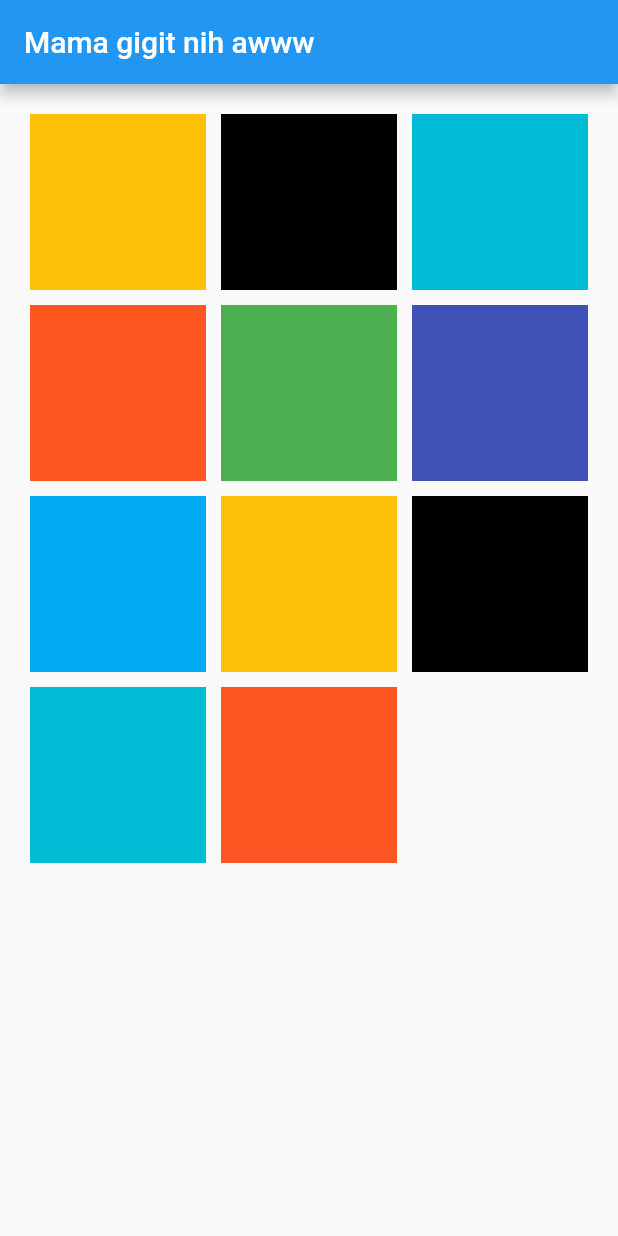
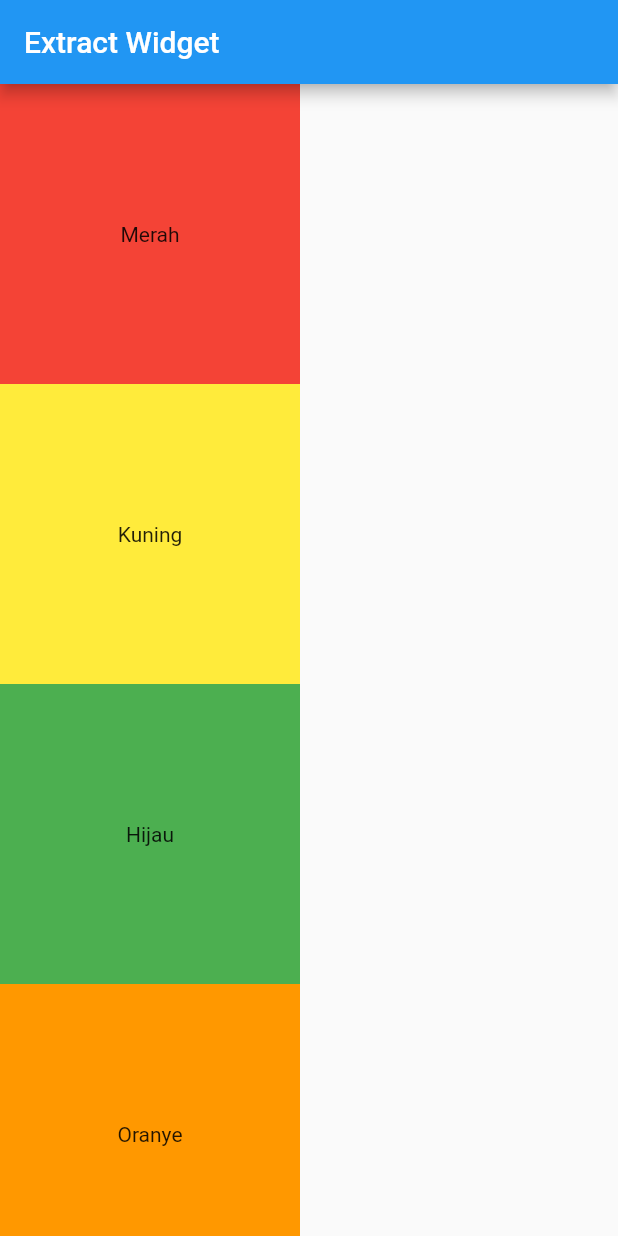
Before and after one commit to Dedenugroho16/belajar_flutter, a Flutter app: the screen it shows after launch, on a phone screen of 412 x 824 dp. Run offline on Flutter 3.47's test engine with Material 2 defaults, Android fonts, the phone set to English and light mode, and no system bars.

Commit message:
Extract Widget

```diff
--- a/lib/main.dart
+++ b/lib/main.dart
@@ -1,4 +1,5 @@
 import 'package:flutter/material.dart';
+import 'widgets/kotak_warna.dart';
 
 void main() {
   runApp(MyApp());
@@ -11,53 +12,18 @@ class MyApp extends StatelessWidget {
   Widget build(BuildContext context) {
     return MaterialApp(
       home: Scaffold(
-        appBar: AppBar(
-          title: Text("Mama gigit nih awww"),
+        appBar: AppBar(title: Text("Extract Widget"),),
+        body: SingleChildScrollView(
+          scrollDirection: Axis.vertical,
+          child: Column(
+            children: [
+              KotakWarna(text: "Merah", warna: Colors.red),
+              KotakWarna(text: "Kuning", warna: Colors.yellow),
+              KotakWarna(text: "Hijau", warna: Colors.green),
+              KotakWarna(text: "Oranye", warna: Colors.orange,),
+            ],
+          ),
         ),
-
-        body: GridView(
-          padding: EdgeInsets.all(20),
-          gridDelegate: SliverGridDelegateWithFixedCrossAxisCount(
-            crossAxisCount: 3,
-            crossAxisSpacing: 10,
-            mainAxisSpacing: 10,
-          ),
-          children: [
-            Container(
-              color: Colors.amber,
-            ),
-            Container(
-              color: Colors.black,
-            ),
-            Container(
-              color: Colors.cyan,
-            ),
-            Container(
-              color: Colors.deepOrange,
-            ),
-            Container(
-              color: Colors.green,
-            ),
-            Container(
-              color: Colors.indigo,
-            ),
-            Container(
-              color: Colors.lightBlue,
-            ),
-            Container(
-              color: Colors.amber,
-            ),
-            Container(
-              color: Colors.black,
-            ),
-            Container(
-              color: Colors.cyan,
-            ),
-            Container(
-              color: Colors.deepOrange,
-            ),
-          ],
-        )
       ),
     );
   }
--- /dev/null
+++ b/lib/widgets/kotak_warna.dart
@@ -0,0 +1,22 @@
+import 'package:flutter/material.dart';
+// extract widget / reusable widget
+class KotakWarna extends StatelessWidget {
+  const KotakWarna({
+    super.key,
+    required this.text,
+    required this.warna,
+  });
+
+  final String text;
+  final Color warna;
+
+  @override
+  Widget build(BuildContext context) {
+    return Container(
+      width: 200,
+      height: 200,
+      color: warna,
+      child: Center(child: Text(text)),
+    );
+  }
+}
```
